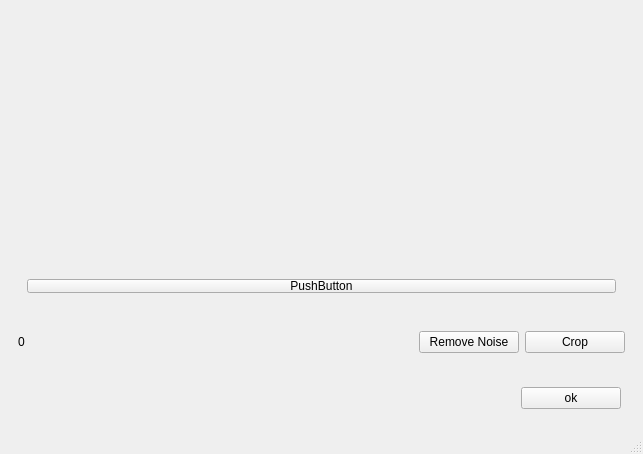
Before: the Qt Designer form sss.ui in jpnora07/Crackterize, drawn with Qt 5.
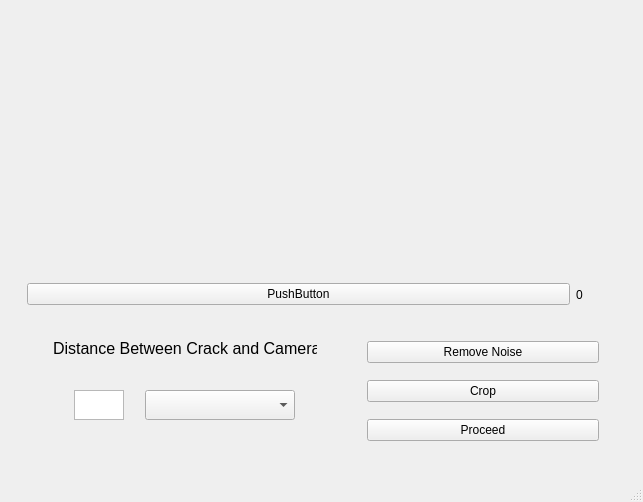
After: the same form once the commit is applied.

What changed in the file:
```diff
--- a/sss.ui
+++ b/sss.ui
@@ -7,7 +7,7 @@
     <x>0</x>
     <y>0</y>
     <width>643</width>
-    <height>454</height>
+    <height>502</height>
    </rect>
   </property>
   <property name="windowTitle">
@@ -43,6 +43,9 @@
        </size>
       </property>
       <layout class="QHBoxLayout" name="horizontalLayout">
+       <property name="bottomMargin">
+        <number>0</number>
+       </property>
        <item>
         <widget class="QWidget" name="thresholder" native="true">
          <property name="sizePolicy">
@@ -65,6 +68,19 @@
             </property>
            </widget>
           </item>
+          <item>
+           <widget class="QLabel" name="thresholderNum">
+            <property name="maximumSize">
+             <size>
+              <width>40</width>
+              <height>16777215</height>
+             </size>
+            </property>
+            <property name="text">
+             <string>0</string>
+            </property>
+           </widget>
+          </item>
          </layout>
         </widget>
        </item>
@@ -76,84 +92,156 @@
       <property name="maximumSize">
        <size>
         <width>16777215</width>
-        <height>50</height>
+        <height>150</height>
        </size>
       </property>
       <layout class="QHBoxLayout" name="horizontalLayout_2">
-       <item>
-        <widget class="QLabel" name="thresholderNum">
-         <property name="text">
-          <string>0</string>
-         </property>
-        </widget>
-       </item>
-       <item>
-        <widget class="QPushButton" name="pushButton">
-         <property name="maximumSize">
-          <size>
-           <width>100</width>
-           <height>16777215</height>
-          </size>
-         </property>
-         <property name="text">
-          <string>Remove Noise</string>
-         </property>
-        </widget>
-       </item>
-       <item>
-        <widget class="QPushButton" name="pushButton_2">
-         <property name="maximumSize">
-          <size>
-           <width>100</width>
-           <height>16777215</height>
-          </size>
-         </property>
-         <property name="text">
-          <string>Crop</string>
-         </property>
-        </widget>
-       </item>
-      </layout>
-     </widget>
-    </item>
-    <item>
-     <widget class="QWidget" name="widget_2" native="true">
-      <property name="sizePolicy">
-       <sizepolicy hsizetype="Preferred" vsizetype="Preferred">
-        <horstretch>100</horstretch>
-        <verstretch>99</verstretch>
-       </sizepolicy>
-      </property>
-      <property name="maximumSize">
-       <size>
-        <width>16777215</width>
-        <height>50</height>
-       </size>
-      </property>
-      <layout class="QHBoxLayout" name="horizontalLayout_3">
-       <property name="leftMargin">
-        <number>500</number>
-       </property>
        <property name="topMargin">
         <number>0</number>
        </property>
-       <property name="rightMargin">
-        <number>0</number>
-       </property>
-       <property name="bottomMargin">
-        <number>0</number>
-       </property>
        <item>
-        <widget class="QPushButton" name="pushButton_3">
+        <widget class="QWidget" name="widget_5" native="true">
+         <property name="minimumSize">
+          <size>
+           <width>10</width>
+           <height>0</height>
+          </size>
+         </property>
          <property name="maximumSize">
           <size>
-           <width>100</width>
+           <width>300</width>
            <height>16777215</height>
           </size>
          </property>
-         <property name="text">
-          <string>ok</string>
+         <layout class="QVBoxLayout" name="verticalLayout_2">
+          <property name="spacing">
+           <number>0</number>
+          </property>
+          <item>
+           <widget class="QWidget" name="widget_6" native="true">
+            <layout class="QHBoxLayout" name="horizontalLayout_6">
+             <item>
+              <widget class="QLabel" name="distanceLbl">
+               <property name="font">
+                <font>
+                 <pointsize>12</pointsize>
+                </font>
+               </property>
+               <property name="text">
+                <string>Distance Between Crack and Camera</string>
+               </property>
+              </widget>
+             </item>
+            </layout>
+           </widget>
+          </item>
+          <item>
+           <widget class="QWidget" name="widget_7" native="true">
+            <property name="minimumSize">
+             <size>
+              <width>0</width>
+              <height>0</height>
+             </size>
+            </property>
+            <property name="font">
+             <font>
+              <pointsize>9</pointsize>
+             </font>
+            </property>
+            <layout class="QHBoxLayout" name="horizontalLayout_7">
+             <property name="spacing">
+              <number>0</number>
+             </property>
+             <property name="topMargin">
+              <number>0</number>
+             </property>
+             <item>
+              <widget class="QTextEdit" name="textEdit">
+               <property name="minimumSize">
+                <size>
+                 <width>0</width>
+                 <height>30</height>
+                </size>
+               </property>
+               <property name="maximumSize">
+                <size>
+                 <width>50</width>
+                 <height>30</height>
+                </size>
+               </property>
+              </widget>
+             </item>
+             <item>
+              <widget class="QComboBox" name="comboBox">
+               <property name="minimumSize">
+                <size>
+                 <width>0</width>
+                 <height>30</height>
+                </size>
+               </property>
+               <property name="maximumSize">
+                <size>
+                 <width>150</width>
+                 <height>30</height>
+                </size>
+               </property>
+              </widget>
+             </item>
+            </layout>
+           </widget>
+          </item>
+         </layout>
+        </widget>
+       </item>
+       <item>
+        <widget class="QWidget" name="widget_2" native="true">
+         <property name="minimumSize">
+          <size>
+           <width>250</width>
+           <height>0</height>
+          </size>
          </property>
+         <property name="maximumSize">
+          <size>
+           <width>250</width>
+           <height>16777215</height>
+          </size>
+         </property>
+         <layout class="QVBoxLayout" name="verticalLayout_3">
+          <item>
+           <widget class="QPushButton" name="pushButton">
+            <property name="maximumSize">
+             <size>
+              <width>10000</width>
+              <height>16777215</height>
+             </size>
+            </property>
+            <property name="text">
+             <string>Remove Noise</string>
+            </property>
+           </widget>
+          </item>
+          <item>
+           <widget class="QPushButton" name="pushButton_2">
+            <property name="maximumSize">
+             <size>
+              <width>10000</width>
+              <height>16777215</height>
+             </size>
+            </property>
+            <property name="text">
+             <string>Crop</string>
+            </property>
+           </widget>
+          </item>
+          <item>
+           <widget class="QPushButton" name="pushButton_3">
+            <property name="text">
+             <string>Proceed</string>
+            </property>
+           </widget>
+          </item>
+         </layout>
         </widget>
        </item>
       </layout>
```
